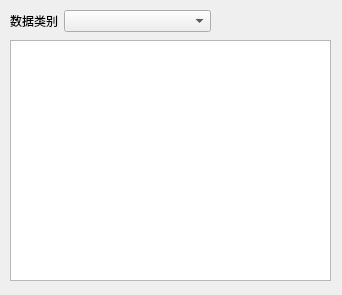
The window that ParkCustomerInfo/qdlgcommondata.ui (Anne081031/ParkSolution) describes before a commit, drawn with Qt 5.
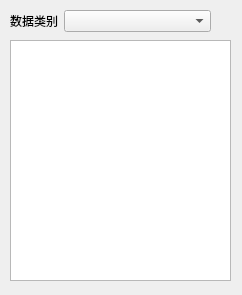
The same window after the commit.

```diff
--- a/ParkCustomerInfo/qdlgcommondata.ui
+++ b/ParkCustomerInfo/qdlgcommondata.ui
@@ -6,19 +6,19 @@
    <rect>
     <x>0</x>
     <y>0</y>
-    <width>342</width>
+    <width>242</width>
     <height>295</height>
    </rect>
   </property>
   <property name="minimumSize">
    <size>
-    <width>342</width>
+    <width>242</width>
     <height>295</height>
    </size>
   </property>
   <property name="maximumSize">
    <size>
-    <width>342</width>
+    <width>242</width>
     <height>295</height>
    </size>
   </property>
@@ -52,7 +52,7 @@
     <rect>
      <x>10</x>
      <y>40</y>
-     <width>321</width>
+     <width>221</width>
      <height>241</height>
     </rect>
    </property>
@@ -65,6 +65,9 @@
    <property name="selectionBehavior">
     <enum>QAbstractItemView::SelectRows</enum>
    </property>
+   <attribute name="verticalHeaderVisible">
+    <bool>false</bool>
+   </attribute>
   </widget>
  </widget>
  <resources/>
```
